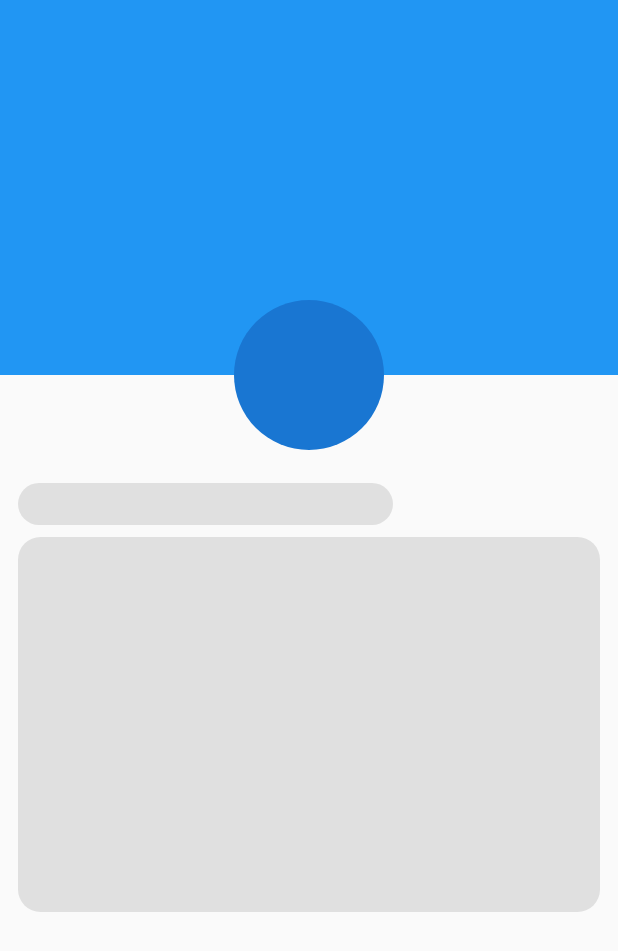
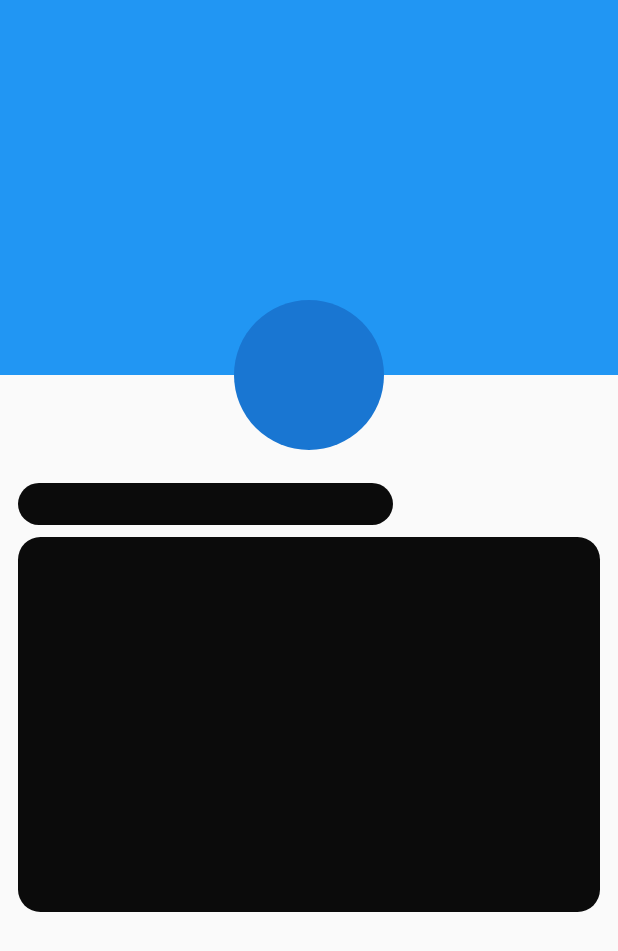
Before and after one commit to tarik350/enebla-flutter-app, a Flutter app: the HomePageAnimator screen opened directly, on a phone screen of 412 x 824 dp. Shown: the top 951 px of the screen. Run offline on Flutter 3.47's test engine with Material 2 defaults, Android fonts, the light colour scheme and no system bars; our stand-ins replace motion_tab_bar_v2.

Commit message:
i made a progress on profile page animation

```diff
--- a/lib/animation/homeAnimator.dart
+++ b/lib/animation/homeAnimator.dart
@@ -13,12 +13,17 @@ class HomePageAnimator extends StatefulWidget {
 }
 
 class _HomePageAnimatorState extends State<HomePageAnimator>
-    with SingleTickerProviderStateMixin {
+    with TickerProviderStateMixin {
   late AnimationController _controller;
+  late AnimationController _colorController;
 
   @override
   void initState() {
     super.initState();
+    _colorController =
+        AnimationController(vsync: this, duration: Duration(milliseconds: 2000))
+          ..repeat();
+
     _controller =
         AnimationController(vsync: this, duration: Duration(seconds: 2));
     _controller.forward();
@@ -28,12 +33,14 @@ class _HomePageAnimatorState extends State<HomePageAnimator>
   void dispose() {
     super.dispose();
     _controller.dispose();
+    _colorController.dispose();
   }
 
   @override
   Widget build(BuildContext context) {
     return Scaffold(
-      body: HomePage(controller: _controller),
+      body:
+          HomePage(controller: _controller, colorController: _colorController),
     );
   }
 }
--- a/lib/animation/home_page.dart
+++ b/lib/animation/home_page.dart
@@ -5,8 +5,11 @@ import 'package:flutter/src/widgets/framework.dart';
 import 'package:testing_flutter_create/animation/home_page_enter_animation.dart';
 
 class HomePage extends StatelessWidget {
-  HomePage({Key? key, required AnimationController controller})
-      : animation = HomePageEnterAnimation(controller),
+  HomePage(
+      {Key? key,
+      required AnimationController controller,
+      required AnimationController colorController})
+      : animation = HomePageEnterAnimation(controller, colorController),
         super(key: key);
 
   final HomePageEnterAnimation animation;
@@ -54,7 +57,7 @@ class HomePage extends StatelessWidget {
         width: width,
         decoration: BoxDecoration(
             borderRadius: BorderRadius.circular(15),
-            color: Colors.grey.shade300),
+            color: animation.colorTween.value),
       ),
     );
   }
--- a/lib/animation/home_page_enter_animation.dart
+++ b/lib/animation/home_page_enter_animation.dart
@@ -1,11 +1,11 @@
 import 'package:flutter/material.dart';
 
 class HomePageEnterAnimation {
-  HomePageEnterAnimation(this.controller)
+  HomePageEnterAnimation(this.controller, this.colorController)
       : barHeight = Tween<double>(begin: 0, end: 250).animate(
           CurvedAnimation(
             parent: controller,
-            curve: Interval(0, 0.3, curve: Curves.easeIn),
+            curve: Interval(0, 0.3, curve: Curves.easeInCirc),
           ),
         ),
         avaterSize = Tween<double>(begin: 0, end: 1).animate(
@@ -25,11 +25,14 @@ class HomePageEnterAnimation {
             parent: controller,
             curve: Interval(0.65, 0.8),
           ),
-        );
-
+        ),
+        colorTween = ColorTween(begin: Colors.grey.shade300, end: Colors.black)
+            .animate(colorController);
+  final AnimationController colorController;
   final AnimationController controller;
   final Animation<double> barHeight;
   final Animation<double> avaterSize;
   final Animation<double> titleOpacity;
   final Animation<double> textOpacity;
+  final Animation<Color?> colorTween;
 }
--- a/lib/pages/dashbord.dart
+++ b/lib/pages/dashbord.dart
@@ -28,11 +28,12 @@ class DashboardState extends State<Dashboard> with TickerProviderStateMixin {
   @override
   void initState() {
     super.initState();
+    initAnimation();
   }
 
   void initAnimation() {
     _colorAnimationController.repeat(reverse: true);
-    _controller.forward();
+    // _controller.forward();
   }
 
   @override
```
